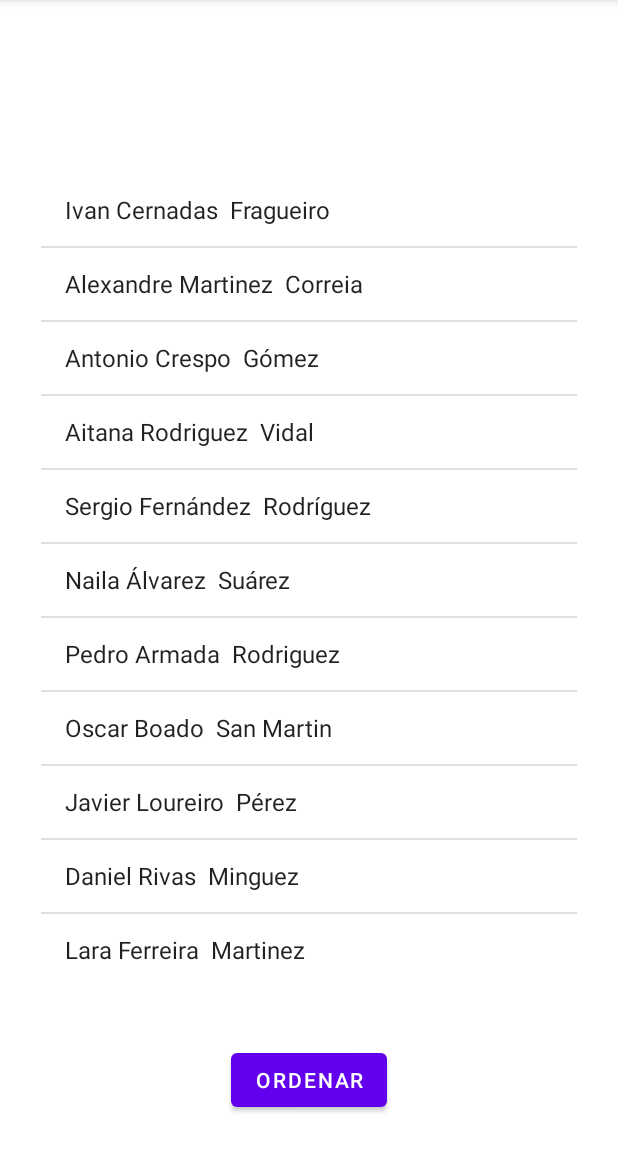
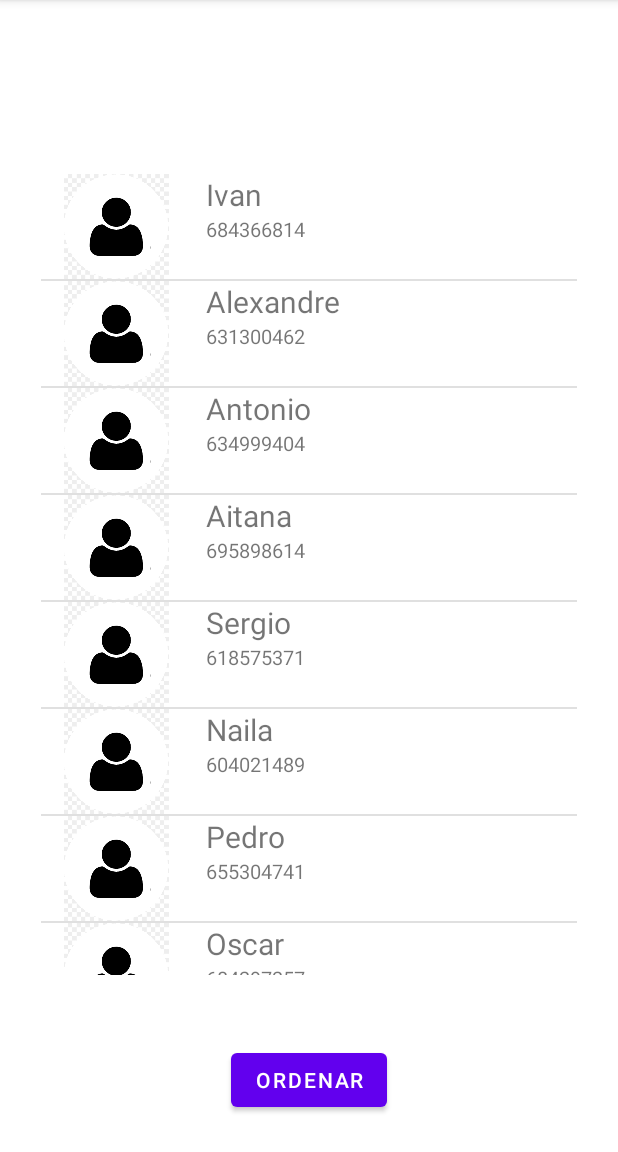
Before and after one commit to Javiiloure/Programacion-Multimedia, an Android app: the screen it shows after launch (MainActivity), on a phone screen of 412 x 824 dp, the part 84-1236 px from its top. Run offline under Robolectric (Android 15) with nearby library versions, the phone set to English and light mode, and no system bars.

Commit message:
ListVIew personalizado

```diff
--- /dev/null
+++ b/Tarea_8_Listas/app/src/main/java/com/example/agenda/Adaptador.java
@@ -0,0 +1,56 @@
+package com.example.agenda;
+
+import android.content.Context;
+import android.media.Image;
+import android.view.LayoutInflater;
+import android.view.View;
+import android.view.ViewGroup;
+import android.widget.BaseAdapter;
+import android.widget.ImageView;
+import android.widget.TextView;
+
+import java.util.ArrayList;
+
+public class Adaptador extends BaseAdapter {
+
+    private Context context;
+    private ArrayList<Contacto> listItems;
+
+    public Adaptador(Context context, ArrayList<Contacto> listItems) {
+        this.context = context;
+        this.listItems = listItems;
+    }
+
+    @Override
+    public int getCount() {
+        return listItems.size();
+    }
+
+    @Override
+    public Object getItem(int position) {
+        return listItems.get(position);
+    }
+
+    @Override
+    public long getItemId(int position) {
+        return 0;
+    }
+
+    @Override
+    public View getView(int position, View convertView, ViewGroup parent) {
+
+        convertView = LayoutInflater.from(context).inflate(R.layout.item, null);
+
+        ImageView imgFoto = convertView.findViewById(R.id.icono);
+        TextView nombre = convertView.findViewById(R.id.nombre);
+        TextView numero = convertView.findViewById(R.id.numero);
+
+        Contacto contacto = (Contacto) getItem(position);
+
+        imgFoto.setImageResource(R.drawable.contacto);
+        nombre.setText(contacto.getNombre() + " " );
+        numero.setText(String.valueOf(contacto.getTelefono()));
+
+        return convertView;
+    }
+}
--- a/Tarea_8_Listas/app/src/main/java/com/example/agenda/MainActivity.java
+++ b/Tarea_8_Listas/app/src/main/java/com/example/agenda/MainActivity.java
@@ -11,8 +11,8 @@ import java.util.ArrayList;
 
 public class MainActivity extends AppCompatActivity {
 
-    private ArrayList<Contacto> contactos;
-    private ArrayAdapter adapter;
+    protected ArrayList<Contacto> contactos;
+    private Adaptador adapter;
     private ListView lista;
     private Button ordenar;
 
@@ -37,7 +37,7 @@ public class MainActivity extends AppCompatActivity {
 
         ordenar = findViewById(R.id.ordenar);
         lista = findViewById(R.id.lista);
-        adapter = new ArrayAdapter<>(this, android.R.layout.simple_list_item_1, contactos);
+        adapter = new Adaptador(this, contactos);
         lista.setAdapter(adapter);
     }
 }
--- /dev/null
+++ b/Tarea_8_Listas/app/src/main/res/layout/item.xml
@@ -0,0 +1,35 @@
+<?xml version="1.0" encoding="utf-8"?>
+<LinearLayout
+    xmlns:android="http://schemas.android.com/apk/res/android"
+    xmlns:app="http://schemas.android.com/apk/res-auto"
+    xmlns:tools="http://schemas.android.com/tools"
+    android:layout_width="match_parent"
+    android:layout_height="match_parent">
+    <ImageView
+        android:layout_width="100dp"
+        android:layout_height="70dp"
+        android:id="@+id/icono"
+        tools:ignore="ContentDescription"
+        app:srcCompat="@drawable/contacto"/>
+
+    <LinearLayout
+        android:layout_width="match_parent"
+        android:layout_height="wrap_content"
+        android:orientation="vertical"
+        android:layout_marginLeft="10dp">
+
+        <TextView
+            android:layout_width="wrap_content"
+            android:layout_height="wrap_content"
+            android:id="@+id/nombre"
+            android:text="Nombre"
+            android:textSize="20dp"/>
+
+        <TextView
+            android:layout_width="wrap_content"
+            android:layout_height="wrap_content"
+            android:id="@+id/numero"
+            android:text="666666666"
+            android:textSize="13dp" />
+    </LinearLayout>
+</LinearLayout>
```
